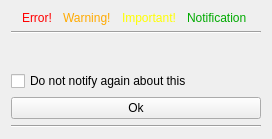
Above: client/src/ui/widgets/popup_widget.ui from networkoptix/nx_open before the change. Below: the same form after it.
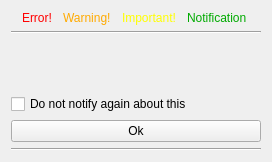
That is the form after the change.

Patch:
```diff
--- a/client/src/ui/widgets/popup_widget.ui
+++ b/client/src/ui/widgets/popup_widget.ui
@@ -7,7 +7,7 @@
     <x>0</x>
     <y>0</y>
     <width>272</width>
-    <height>139</height>
+    <height>162</height>
    </rect>
   </property>
   <property name="sizePolicy">
@@ -96,6 +96,16 @@
      </property>
     </widget>
    </item>
+   <item>
+    <widget class="QLabel" name="detailsLabel">
+     <property name="text">
+      <string/>
+     </property>
+     <property name="wordWrap">
+      <bool>true</bool>
+     </property>
+    </widget>
+   </item>
    <item>
     <widget class="QCheckBox" name="checkBox">
      <property name="text">
```
